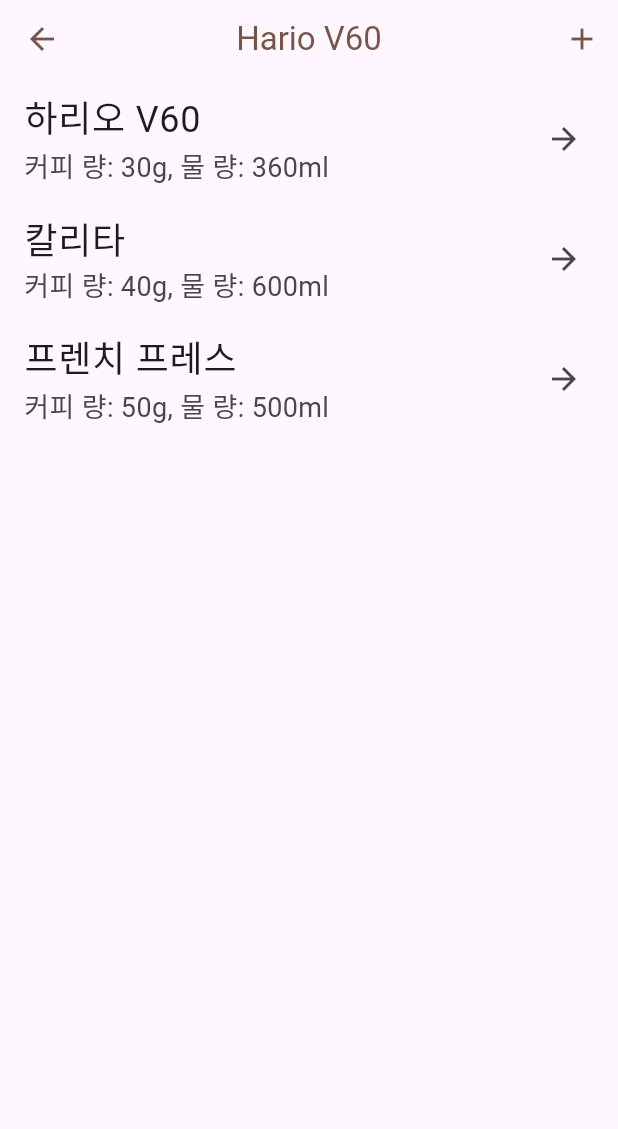
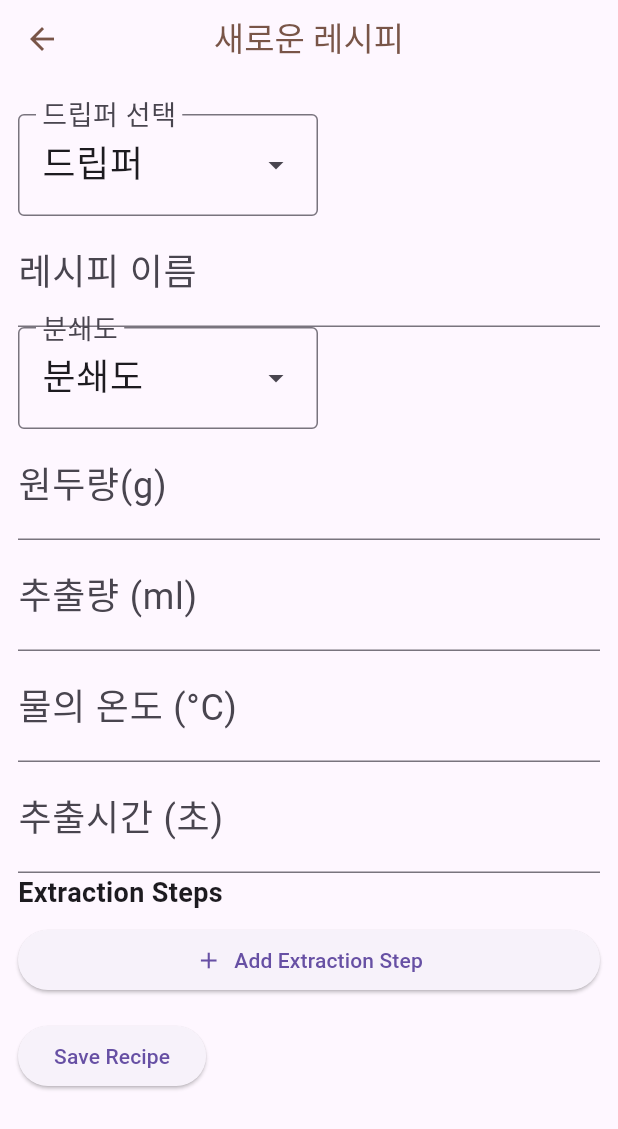
Before and after one commit to Daesun97/Kdrip, a Flutter app: the HarioV60Recipe screen opened directly, after a tap on the "add" icon, on a phone screen of 412 x 824 dp. Shown: the top 1129 px of the screen. Run offline on Flutter 3.47's test engine with Material 3 defaults, Android fonts, the phone set to English and light mode, and no system bars; our stand-ins replace freezed_annotation, shared_preferences; accounts and stored records are empty; Roboto replaces fonts that are missing (Kotra_Son).

Commit message:
레시피추가스크린 구현

```diff
--- a/lib/main.dart
+++ b/lib/main.dart
@@ -12,6 +12,7 @@
   @override
   Widget build(BuildContext context) {
     return MaterialApp(
+      debugShowCheckedModeBanner: false,
       title: 'K-Drip',
       theme: ThemeData(
         appBarTheme: const AppBarTheme(
--- a/lib/recipe_model/recipe_model.dart
+++ b/lib/recipe_model/recipe_model.dart
@@ -7,6 +7,7 @@
 @freezed
 class CoffeeRecipe with _$CoffeeRecipe {
   const factory CoffeeRecipe({
+    required String dripperName,
     required String recipeName,
     required String grindSize,
     required int coffeeBeansAmount,
--- /dev/null
+++ b/lib/screens/drip_details/add_recipe_screen.dart
@@ -0,0 +1,303 @@
+import 'package:drip/constants/gaps.dart';
+import 'package:drip/constants/sizes.dart';
+import 'package:drip/recipe_model/recipe_model.dart';
+import 'package:flutter/material.dart';
+
+class AddRecipeScreen extends StatefulWidget {
+  const AddRecipeScreen({super.key});
+
+  @override
+  State<AddRecipeScreen> createState() => _AddRecipeScreenState();
+}
+
+class _AddRecipeScreenState extends State<AddRecipeScreen> {
+  final _formKey = GlobalKey<FormState>();
+
+  String _selectedDripper = '드립퍼';
+  String _selectedGrindSize = '분쇄도';
+
+  final TextEditingController _recipeNameController = TextEditingController();
+  final TextEditingController _coffeeBeansAmountController =
+      TextEditingController();
+  final TextEditingController _waterAmountController = TextEditingController();
+  final TextEditingController _waterTemperatureController =
+      TextEditingController();
+  final TextEditingController _totalTimeController = TextEditingController();
+
+  final List<String> _dripperOptions = [
+    '드립퍼',
+    '하리오 V60',
+    '캐맥스',
+    '에스프레소',
+    '프랜치 프레스',
+    '칼리타'
+  ];
+  final List<String> _grindSizeOptions = ['분쇄도', '굵게', '중간', '얇게'];
+  final List<Map<String, TextEditingController>> _extractionStepsControllers =
+      [];
+//추출방법 추가
+  void _addExtractionStep() {
+    setState(() {
+      _extractionStepsControllers.add({
+        'amount': TextEditingController(),
+        'time': TextEditingController(),
+      });
+    });
+  }
+
+//추출방법 삭제
+  void _removeExtractionStep(int index) {
+    setState(() {
+      _extractionStepsControllers.removeAt(index);
+    });
+  }
+
+  @override
+  Widget build(BuildContext context) {
+    return Scaffold(
+      appBar: AppBar(
+        title: const Text('새로운 레시피'),
+      ),
+      body: SingleChildScrollView(
+        child: Padding(
+          padding: const EdgeInsets.symmetric(
+              horizontal: Sizes.size12, vertical: Sizes.size24),
+          child: Form(
+            key: _formKey,
+            child: Column(
+              crossAxisAlignment: CrossAxisAlignment.start,
+              children: [
+                DropdownMenu<String>(
+                  //글자체 변경 필요
+                  width: 200,
+                  label: const Text('드립퍼 선택'),
+                  //기본값
+                  initialSelection: _selectedDripper,
+                  dropdownMenuEntries: _dripperOptions
+                      .map((dripper) => DropdownMenuEntry(
+                            value: dripper,
+                            label: dripper,
+                          ))
+                      .toList(),
+                  onSelected: (value) {
+                    setState(() {
+                      _selectedDripper = value!;
+                    });
+                  },
+                ),
+                Gaps.h20,
+                //레시피 이름 등록
+                TextFormField(
+                  controller: _recipeNameController,
+                  decoration: const InputDecoration(
+                    labelText: '레시피 이름',
+                  ),
+                  validator: (value) {
+                    if (value == null || value.isEmpty) {
+                      return '레시피의 이름을 적어주세요';
+                    }
+                    return null;
+                  },
+                ),
+                Gaps.h40,
+                //분쇄도
+                DropdownMenu<String>(
+                  width: 200,
+                  label: const Text("분쇄도"),
+                  initialSelection: _selectedGrindSize,
+                  dropdownMenuEntries: _grindSizeOptions
+                      .map((grind) => DropdownMenuEntry(
+                            value: grind,
+                            label: grind,
+                          ))
+                      .toList(),
+                  onSelected: (value) {
+                    setState(() {
+                      _selectedGrindSize = value!;
+                    });
+                  },
+                ),
+                Gaps.h10,
+                //콩 량
+                TextFormField(
+                  controller: _coffeeBeansAmountController,
+                  keyboardType: TextInputType.number,
+                  decoration: const InputDecoration(
+                    labelText: '원두량(g)',
+                  ),
+                  validator: (value) {
+                    if (value == null ||
+                        value.isEmpty ||
+                        int.tryParse(value) == null) {
+                      return '원두량을 적어주세요';
+                    }
+                    return null;
+                  },
+                ),
+                Gaps.h10,
+                //물 량
+                TextFormField(
+                  controller: _waterAmountController,
+                  keyboardType: TextInputType.number,
+                  decoration: const InputDecoration(
+                    labelText: '추출량 (ml)',
+                  ),
+                  validator: (value) {
+                    if (value == null ||
+                        value.isEmpty ||
+                        int.tryParse(value) == null) {
+                      return '최종추출량을 적어주세요';
+                    }
+                    return null;
+                  },
+                ),
+                Gaps.h10,
+                //물의 온도
+                TextFormField(
+                  controller: _waterTemperatureController,
+                  keyboardType: TextInputType.number,
+                  decoration: const InputDecoration(
+                    labelText: '물의 온도 (°C)',
+                  ),
+                  validator: (value) {
+                    if (value == null ||
+                        value.isEmpty ||
+                        int.tryParse(value) == null) {
+                      return '물의 온도를 적어주세요';
+                    }
+                    return null;
+                  },
+                ),
+                Gaps.h10,
+                //총 시간
+                TextFormField(
+                  controller: _totalTimeController,
+                  keyboardType: TextInputType.number,
+                  decoration: const InputDecoration(
+                    labelText: '추출시간 (초)',
+                  ),
+                  validator: (value) {
+                    if (value == null ||
+                        value.isEmpty ||
+                        int.tryParse(value) == null) {
+                      return '최종 추출시간을 적어주세요';
+                    }
+                    return null;
+                  },
+                ),
+                Gaps.h10,
+
+                const Text(
+                  'Extraction Steps',
+                  style: TextStyle(fontSize: 18, fontWeight: FontWeight.bold),
+                ),
+                const SizedBox(height: 8),
+                ..._extractionStepsControllers.asMap().entries.map((entry) {
+                  int index = entry.key;
+                  Map<String, TextEditingController> controllers = entry.value;
+                  return Column(
+                    children: [
+                      Row(
+                        children: [
+                          Expanded(
+                            child: TextFormField(
+                              controller: controllers['amount'],
+                              keyboardType: TextInputType.number,
+                              decoration: InputDecoration(
+                                labelText:
+                                    'Step ${index + 1} - Water Amount (ml)',
+                              ),
+                              validator: (value) {
+                                if (value == null ||
+                                    value.isEmpty ||
+                                    int.tryParse(value) == null) {
+                                  return 'Enter valid amount';
+                                }
+                                return null;
+                              },
+                            ),
+                          ),
+                          const SizedBox(width: 16),
+                          Expanded(
+                            child: TextFormField(
+                              controller: controllers['time'],
+                              keyboardType: TextInputType.number,
+                              decoration: const InputDecoration(
+                                labelText: 'Time (sec)',
+                              ),
+                              validator: (value) {
+                                if (value == null ||
+                                    value.isEmpty ||
+                                    int.tryParse(value) == null) {
+                                  return 'Enter valid time';
+                                }
+                                return null;
+                              },
+                            ),
+                          ),
+                          IconButton(
+                            icon: const Icon(Icons.delete),
+                            onPressed: () => _removeExtractionStep(index),
+                          ),
+                        ],
+                      ),
+                      const SizedBox(height: 8),
+                    ],
+                  );
+                }),
+
+                // Add Step Button
+                ElevatedButton(
+                  onPressed: _addExtractionStep,
+                  child: const Row(
+                    mainAxisAlignment: MainAxisAlignment.center,
+                    children: [
+                      Icon(Icons.add),
+                      SizedBox(width: 8),
+                      Text('Add Extraction Step'),
+                    ],
+                  ),
+                ),
+                const SizedBox(height: 16),
+
+                // Save Button
+                ElevatedButton(
+                  onPressed: () {
+                    if (_formKey.currentState!.validate()) {
+                      // Gather extraction steps
+                      List<Map<String, int>> extractionSteps =
+                          _extractionStepsControllers.map((controllers) {
+                        return {
+                          'amount': int.parse(controllers['amount']!.text),
+                          'time': int.parse(controllers['time']!.text),
+                        };
+                      }).toList();
+
+                      // Create a CoffeeRecipe object with the input values
+                      final coffeeRecipe = CoffeeRecipe(
+                        dripperName: _selectedDripper,
+                        recipeName: _recipeNameController.text,
+                        grindSize: _selectedGrindSize,
+                        coffeeBeansAmount:
+                            int.parse(_coffeeBeansAmountController.text),
+                        waterAmount: int.parse(_waterAmountController.text),
+                        waterTemperature:
+                            int.parse(_waterTemperatureController.text),
+                        totalTime: int.parse(_totalTimeController.text),
+                        extractionSteps: extractionSteps,
+                      );
+
+                      // Print or save the CoffeeRecipe object
+                      print(coffeeRecipe);
+                    }
+                  },
+                  child: const Text('Save Recipe'),
+                ),
+              ],
+            ),
+          ),
+        ),
+      ),
+    );
+  }
+}
--- a/lib/screens/drip_details/hario_V60.dart
+++ b/lib/screens/drip_details/hario_V60.dart
@@ -1,6 +1,7 @@
 import 'dart:convert';
 
 import 'package:drip/recipe_model/recipe_model.dart';
+import 'package:drip/screens/drip_details/add_recipe_screen.dart';
 import 'package:drip/screens/drip_details/recipe_detial_screen.dart';
 import 'package:flutter/material.dart';
 import 'package:shared_preferences/shared_preferences.dart';
@@ -55,6 +56,7 @@
       setState(() {
         coffeeRecipes = [
           const CoffeeRecipe(
+            dripperName: '하리오 V60',
             recipeName: '하리오 V60',
             grindSize: '굵게',
             coffeeBeansAmount: 30,
@@ -70,6 +72,7 @@
             ],
           ),
           const CoffeeRecipe(
+            dripperName: '하리오 V60',
             recipeName: '칼리타',
             grindSize: '중간',
             coffeeBeansAmount: 40,
@@ -84,6 +87,7 @@
             ],
           ),
           const CoffeeRecipe(
+            dripperName: '하리오 V60',
             recipeName: '프렌치 프레스',
             grindSize: '가늘게',
             coffeeBeansAmount: 50,
@@ -102,6 +106,12 @@
   }
 
   void _addRecipe() {
+    Navigator.push(
+      context,
+      MaterialPageRoute(
+        builder: (context) => const AddRecipeScreen(),
+      ),
+    );
     // setState(() {
     //   _saveRecipes();
     // });
--- a/lib/screens/dripper_screen.dart
+++ b/lib/screens/dripper_screen.dart
@@ -33,7 +33,7 @@
       );
     }
 
-    void french_Press() {
+    void frenchPress() {
       Navigator.push(
         context,
         MaterialPageRoute(
@@ -58,7 +58,7 @@
             child: _buildGridItem('칼리타', Icons.local_drink),
           ),
           GestureDetector(
-            onTap: french_Press,
+            onTap: frenchPress,
             child: _buildGridItem('프렌치 프레스', Icons.coffee_maker_outlined),
           ),
           GestureDetector(
--- a/lib/screens/homescreen.dart
+++ b/lib/screens/homescreen.dart
@@ -44,8 +44,10 @@
               ),
               label: 'Recipes'),
           BottomNavigationBarItem(
-              icon: Icon(Icons.favorite_border_outlined,
-                  color: _selectedIndex == 1 ? Colors.brown : Colors.black),
+              icon: _selectedIndex == 1
+                  ? const Icon(Icons.favorite, color: Colors.brown)
+                  : const Icon(Icons.favorite_border_outlined,
+                      color: Colors.black),
               label: 'Favorites'),
           BottomNavigationBarItem(
               icon: Icon(Icons.access_time,
```
Also changed, not shown: lib/screens/drip_details/recipe_detial_screen.dart (+8 -3 lines), lib/recipe_model/recipe_model.freezed.dart, lib/recipe_model/recipe_model.g.dart.
